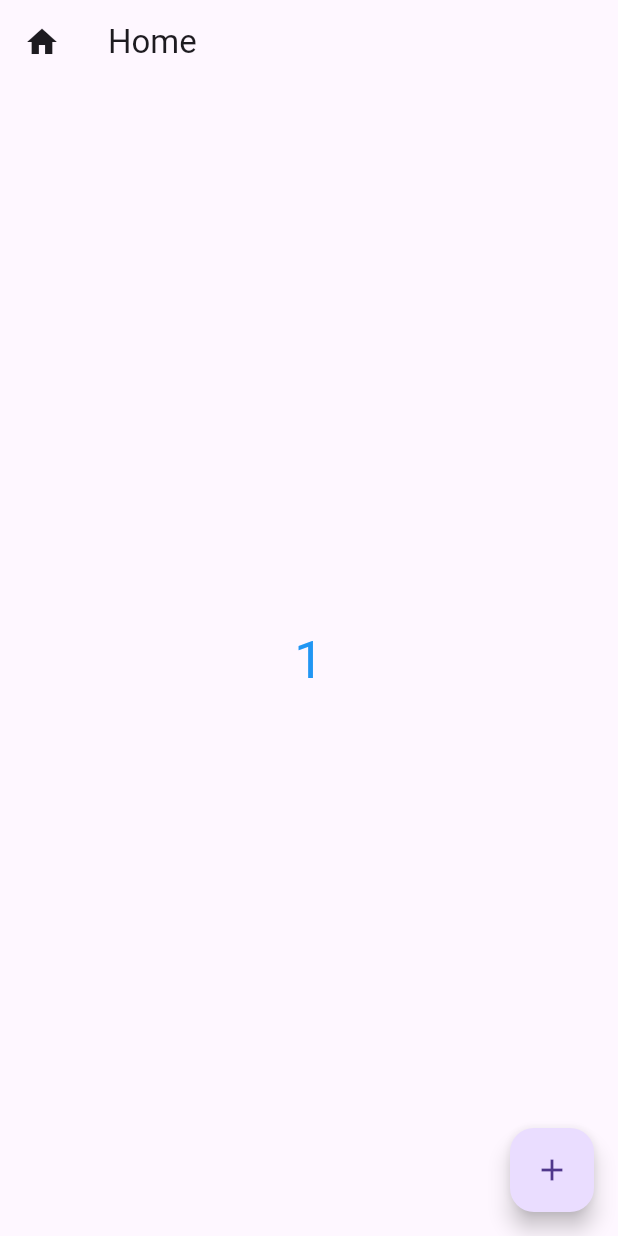
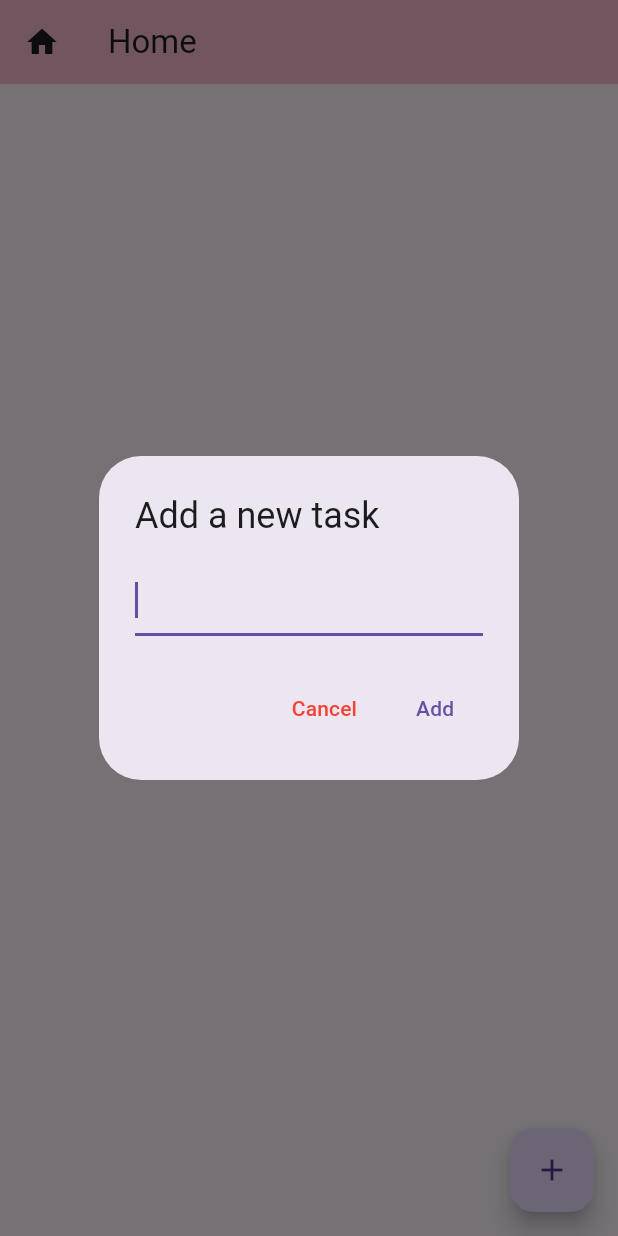
Before and after one commit to IqbalMahbub/Flutter_Project, a Flutter app: the screen it shows after launch, after a tap on the "add" icon, on a phone screen of 412 x 824 dp. Run offline on Flutter 3.47's test engine with Material 3 defaults, Android fonts, the phone set to English and light mode, and no system bars.

Commit message:
todo app

```diff
--- a/lib/main.dart
+++ b/lib/main.dart
@@ -1,47 +1,126 @@
-import 'package:flutter/cupertino.dart';
 import 'package:flutter/material.dart';
 
-main() {
-  runApp(App());
+void main() {
+  runApp(TodoListApp());
 }
 
-class App extends StatelessWidget {
+class TodoListApp extends StatelessWidget {
   @override
   Widget build(BuildContext context) {
     return MaterialApp(
-      home: HomeScreen(),
+      title: 'Todo List App',
+      theme: ThemeData(
+        primarySwatch: Colors.blue,
+      ),
+      home: TodoListScreen(),
     );
   }
 }
 
-class HomeScreen extends StatefulWidget {
-  const HomeScreen({super.key});
-
+class TodoListScreen extends StatefulWidget {
   @override
-  State<HomeScreen> createState() => _HomeScreen();
+  _TodoListScreenState createState() => _TodoListScreenState();
 }
 
-class _HomeScreen extends State<HomeScreen> {
-  int count = 0;
+class _TodoListScreenState extends State<TodoListScreen> {
+  List<TodoItem> _todoItems = [];
+
+  void _addTodoItem(String task) {
+    if (task.isNotEmpty) {
+      setState(() {
+        _todoItems.add(TodoItem(task: task, isDone: false));
+      });
+    }
+  }
+
+  void _removeTodoItem(int index) {
+    setState(() {
+      _todoItems.removeAt(index);
+    });
+  }
+
+  void _toggleTodoItem(int index) {
+    setState(() {
+      _todoItems[index].isDone = !_todoItems[index].isDone;
+    });
+  }
 
   @override
   Widget build(BuildContext context) {
     return Scaffold(
       appBar: AppBar(
+        backgroundColor: Colors.pink.shade100,
         leading: Icon(Icons.home),
         title: Text('Home'),
       ),
-      body: Center(
-        child: Text(count.toString(),
-            style: TextStyle(color: Colors.blue, fontSize: 35)),
+      body: ListView.builder(
+        itemCount: _todoItems.length,
+        itemBuilder: (context, index) {
+          return CheckboxListTile(
+            title: Text(_todoItems[index].task),
+            subtitle: ElevatedButton(
+              onPressed: () {
+                _removeTodoItem(index);
+              },
+              child: Icon(Icons.delete),
+            ),
+            value: _todoItems[index].isDone,
+            onChanged: (bool? isChecked) {
+              _toggleTodoItem(index);
+            },
+          );
+        },
       ),
       floatingActionButton: FloatingActionButton(
         onPressed: () {
-          count++;
-          setState(() {});
+          _promptAddTodoItem(context);
         },
+        tooltip: 'Add task',
         child: Icon(Icons.add),
       ),
     );
   }
+
+  void _promptAddTodoItem(BuildContext context) {
+    String task = '';
+    showDialog(
+      context: context,
+      builder: (BuildContext context) {
+        return AlertDialog(
+          title: Text('Add a new task'),
+          content: TextField(
+            autofocus: true,
+            onChanged: (value) {
+              task = value;
+            },
+          ),
+          actions: <Widget>[
+            TextButton(
+              onPressed: () {
+                Navigator.of(context).pop();
+              },
+              child: Text(
+                'Cancel',
+                style: TextStyle(color: Colors.red),
+              ),
+            ),
+            TextButton(
+              onPressed: () {
+                _addTodoItem(task);
+                Navigator.of(context).pop();
+              },
+              child: Text('Add'),
+            ),
+          ],
+        );
+      },
+    );
+  }
 }
+
+class TodoItem {
+  String task;
+  bool isDone;
+
+  TodoItem({required this.task, required this.isDone});
+}
```
